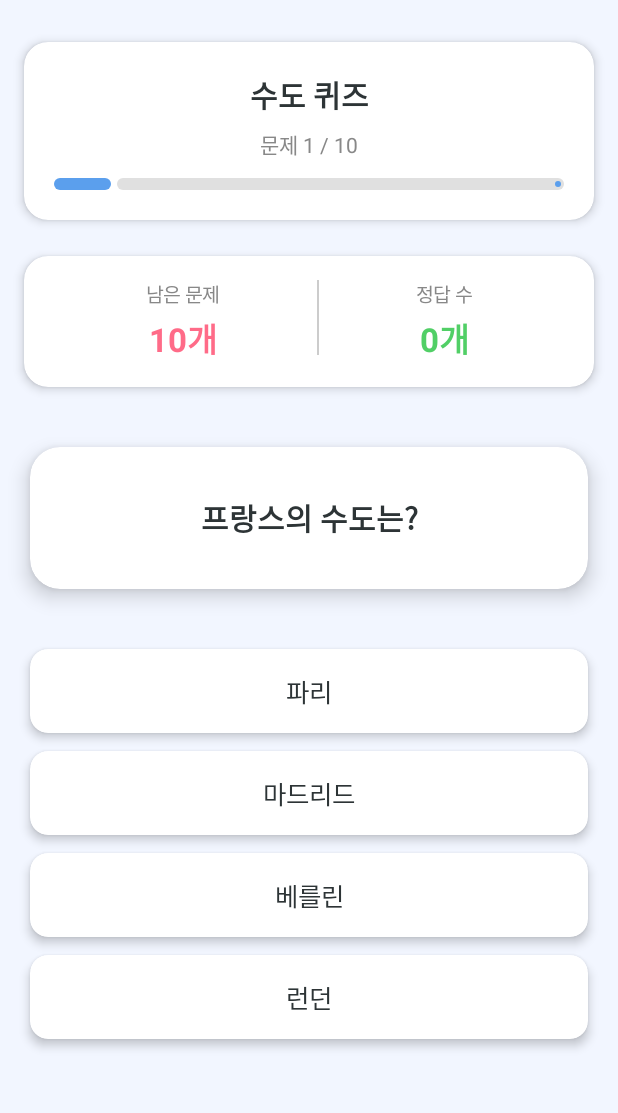
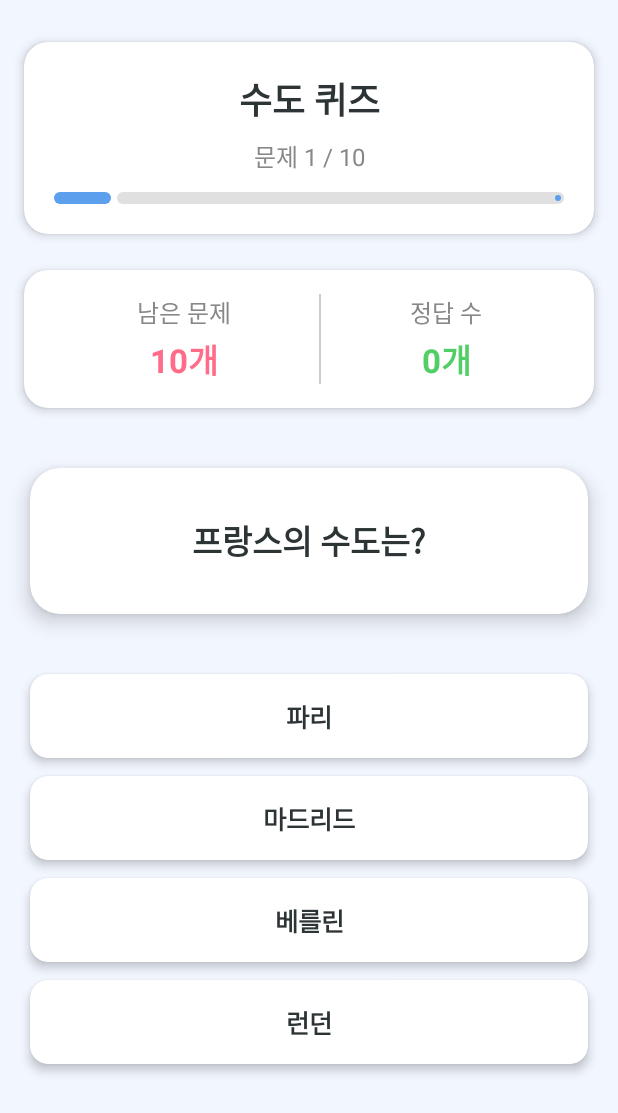
Before and after one commit to chwwwon/MobileSoftware_Project_team10, an Android app built with Jetpack Compose: the @Preview function QuizScreenPreview, on a phone screen of 412 x 824 dp. Shown: the top 1113 px of the screen. Run offline under Robolectric (Android 15) with nearby library versions, the phone set to English and light mode, and no system bars.

Commit message:
refactor: 퀴즈화면 해설

```diff
--- a/app/src/main/java/com/example/quiz/ui/quiz/QuizScreen.kt
+++ b/app/src/main/java/com/example/quiz/ui/quiz/QuizScreen.kt
@@ -30,6 +30,7 @@ import com.example.quiz.ui.quiz.QuizViewModel
 import com.example.quiz.ui.quiz.getCategoryName
 import com.example.quiz.ui.quiz.components.AnswerButton
 import com.example.quiz.ui.quiz.components.QuestionCard
+import com.example.quiz.ui.theme.Pretendard
 
 @OptIn(ExperimentalMaterial3Api::class)
 @Composable
@@ -152,7 +153,8 @@ fun QuizScreen(
                         if (viewModel.isLastQuestion()) "결과 보기" else "다음",
                         fontSize = 18.sp,
                         fontWeight = FontWeight.Bold,
-                        color = Color.White
+                        color = Color.White,
+                        fontFamily = Pretendard
                     )
                 }
             }
@@ -189,20 +191,23 @@ fun FeedbackBanner(isCorrect: Boolean, modifier: Modifier = Modifier) {
         ) {
             Text(
                 text = if (isCorrect) "⭕" else "❌",
-                fontSize = 64.sp
+                fontSize = 64.sp,
+                fontFamily = Pretendard
             )
             Spacer(modifier = Modifier.height(16.dp))
             Text(
                 text = if (isCorrect) "정답입니다!" else "오답입니다!",
                 fontSize = 24.sp,
                 fontWeight = FontWeight.Bold,
-                color = if (isCorrect) Color(0xFF51CF66) else Color(0xFFFF6B88)
+                color = if (isCorrect) Color(0xFF51CF66) else Color(0xFFFF6B88),
+                fontFamily = Pretendard
             )
             Spacer(modifier = Modifier.height(8.dp))
             Text(
                 text = if (isCorrect) "잘하셨어요!" else "다음엔 맞출 수 있어요!",
                 fontSize = 14.sp,
-                color = Color.Gray
+                color = Color.Gray,
+                fontFamily = Pretendard
             )
         }
     }
@@ -226,15 +231,17 @@ fun SimpleTopBar(categoryName: String, currentIndex: Int, totalQuestions: Int) {
         ) {
             Text(
                 text = categoryName,
-                fontSize = 20.sp,
+                fontSize = 24.sp,
                 fontWeight = FontWeight.Bold,
-                color = Color(0xFF2D3436)
+                color = Color(0xFF2D3436),
+                fontFamily = Pretendard
             )
             Spacer(modifier = Modifier.height(8.dp))
             Text(
                 text = "문제 $currentIndex / $totalQuestions",
-                fontSize = 14.sp,
-                color = Color.Gray
+                fontSize = 16.sp,
+                color = Color.Gray,
+                fontFamily = Pretendard
             )
 
             // 진행률 바
@@ -270,21 +277,23 @@ fun SimpleStatsCard(remaining: Int, correct: Int) {
             Column(horizontalAlignment = Alignment.CenterHorizontally) {
                 Text(
                     "남은 문제",
-                    fontSize = 13.sp,
-                    color = Color.Gray
+                    fontSize = 16.sp,
+                    color = Color.Gray,
+                    fontFamily = Pretendard
                 )
                 Text(
                     "${remaining}개",
                     fontSize = 22.sp,
                     fontWeight = FontWeight.Bold,
                     color = Color(0xFFFF6B88),
-                    modifier = Modifier.padding(top = 4.dp)
+                    modifier = Modifier.padding(top = 3.dp),
+                    fontFamily = Pretendard
                 )
             }
 
             Divider(
                 modifier = Modifier
-                    .height(50.dp)
+                    .height(60.dp)
                     .width(1.dp),
                 color = Color.LightGray
             )
@@ -292,15 +301,17 @@ fun SimpleStatsCard(remaining: Int, correct: Int) {
             Column(horizontalAlignment = Alignment.CenterHorizontally) {
                 Text(
                     "정답 수",
-                    fontSize = 13.sp,
-                    color = Color.Gray
+                    fontSize = 16.sp,
+                    color = Color.Gray,
+                    fontFamily = Pretendard
                 )
                 Text(
                     "${correct}개",
                     fontSize = 22.sp,
                     fontWeight = FontWeight.Bold,
                     color = Color(0xFF51CF66),
-                    modifier = Modifier.padding(top = 4.dp)
+                    modifier = Modifier.padding(top = 3.dp),
+                    fontFamily = Pretendard
                 )
             }
         }
@@ -325,11 +336,12 @@ fun SimpleQuestionCard(questionText: String) {
         ) {
             Text(
                 text = questionText,
-                fontSize = 20.sp,
+                fontSize = 22.sp,
                 fontWeight = FontWeight.Bold,
                 textAlign = TextAlign.Center,
                 lineHeight = 28.sp,
-                color = Color(0xFF2D3436)
+                color = Color(0xFF2D3436),
+                fontFamily = Pretendard
             )
         }
     }
@@ -363,9 +375,10 @@ fun SimpleAnswerButton(
                 text = text,
                 fontSize = 17.sp,
                 color = if (backgroundColor == Color.White) Color(0xFF2D3436) else Color.White,
-                fontWeight = FontWeight.Medium,
+                fontWeight = FontWeight.SemiBold,
                 textAlign = TextAlign.Center,
-                modifier = Modifier.padding(horizontal = 20.dp)
+                modifier = Modifier.padding(horizontal = 20.dp),
+                fontFamily = Pretendard
             )
         }
     }
--- a/app/src/main/java/com/example/quiz/ui/quiz/components/AnswerButton.kt
+++ b/app/src/main/java/com/example/quiz/ui/quiz/components/AnswerButton.kt
@@ -14,6 +14,7 @@ import androidx.compose.ui.graphics.Color
 import androidx.compose.ui.text.font.FontWeight
 import androidx.compose.ui.unit.dp
 import androidx.compose.ui.unit.sp
+import com.example.quiz.ui.theme.Pretendard
 
 @Composable
 fun AnswerButton(
@@ -36,9 +37,10 @@ fun AnswerButton(
     ) {
         Text(
             text = text,
-            fontSize = 20.sp,
+            fontSize = 28.sp,
             color = Color.Black,
-            fontWeight = FontWeight.Medium
+            fontWeight = FontWeight.Bold,
+            fontFamily = Pretendard
         )
     }
 }
--- a/app/src/main/java/com/example/quiz/ui/quiz/components/QuestionCard.kt
+++ b/app/src/main/java/com/example/quiz/ui/quiz/components/QuestionCard.kt
@@ -10,6 +10,7 @@ import androidx.compose.runtime.Composable
 import androidx.compose.ui.Modifier
 import androidx.compose.ui.text.style.TextAlign
 import androidx.compose.ui.unit.dp
+import com.example.quiz.ui.theme.Pretendard
 
 @Composable
 fun QuestionCard(questionText: String) {
@@ -22,8 +23,9 @@ fun QuestionCard(questionText: String) {
         Text(
             text = questionText,
             style = MaterialTheme.typography.titleLarge,
-            modifier = Modifier.padding(24.dp),
-            textAlign = TextAlign.Center
+            modifier = Modifier.padding(30.dp),
+            textAlign = TextAlign.Center,
+            fontFamily = Pretendard
         )
     }
 }
```
